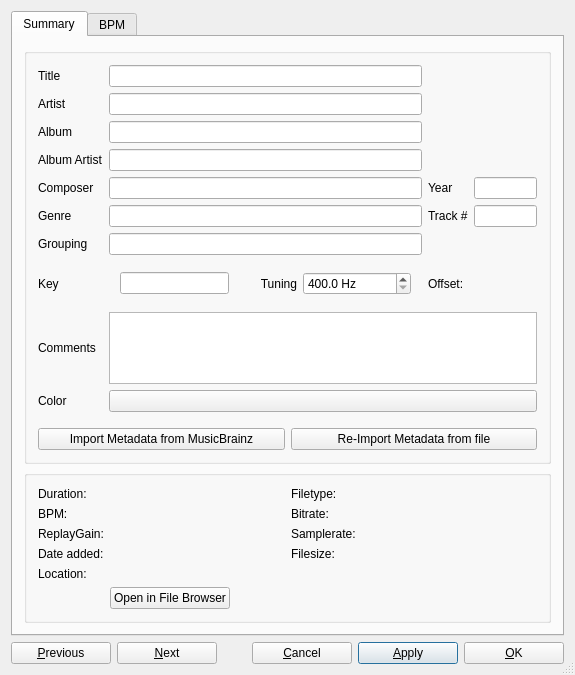
The window that src/library/dlgtrackinfo.ui (cr7pt0gr4ph7/mixxx) describes before a commit, drawn with Qt 5.
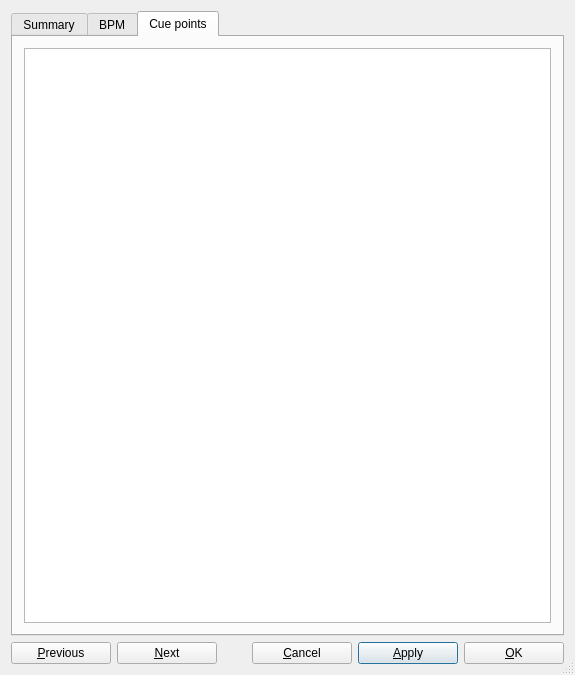
The same window after the commit. The open tabs and pages were chosen to show the change.

Commit message: feat: Add a "Cue Points" tab in the Track Info dialog

```diff
--- a/src/library/dlgtrackinfo.ui
+++ b/src/library/dlgtrackinfo.ui
@@ -1009,6 +1009,45 @@
        </item>
       </layout>
      </widget>
+
+     <widget class="QWidget" name="tabCues">
+      <attribute name="title">
+       <string>Cue points</string>
+      </attribute>
+      <layout class="QVBoxLayout" name="verticalLayout_6">
+       <item>
+        <widget class="QTableView" name="tblCues">
+         <property name="editTriggers">
+          <set>QAbstractItemView::AnyKeyPressed|QAbstractItemView::DoubleClicked|QAbstractItemView::EditKeyPressed|QAbstractItemView::SelectedClicked</set>
+         </property>
+         <property name="alternatingRowColors">
+          <bool>true</bool>
+         </property>
+         <property name="selectionBehavior">
+          <enum>QAbstractItemView::SelectItems</enum>
+         </property>
+         <property name="tabKeyNavigation">
+          <bool>false</bool>
+         </property>
+         <property name="verticalScrollMode">
+          <enum>QAbstractItemView::ScrollPerPixel</enum>
+         </property>
+         <property name="sortingEnabled">
+          <bool>true</bool>
+         </property>
+         <property name="wordWrap">
+          <bool>false</bool>
+         </property>
+         <property name="cornerButtonEnabled">
+          <bool>false</bool>
+         </property>
+         <attribute name="verticalHeaderVisible">
+          <bool>false</bool>
+         </attribute>
+        </widget>
+       </item>
+      </layout>
+     </widget>
     </widget>
    </item>
    <item>
```
Left out of the diff: 8 changed lines with no effect on the pictures. The commit also changes 7 other files.
